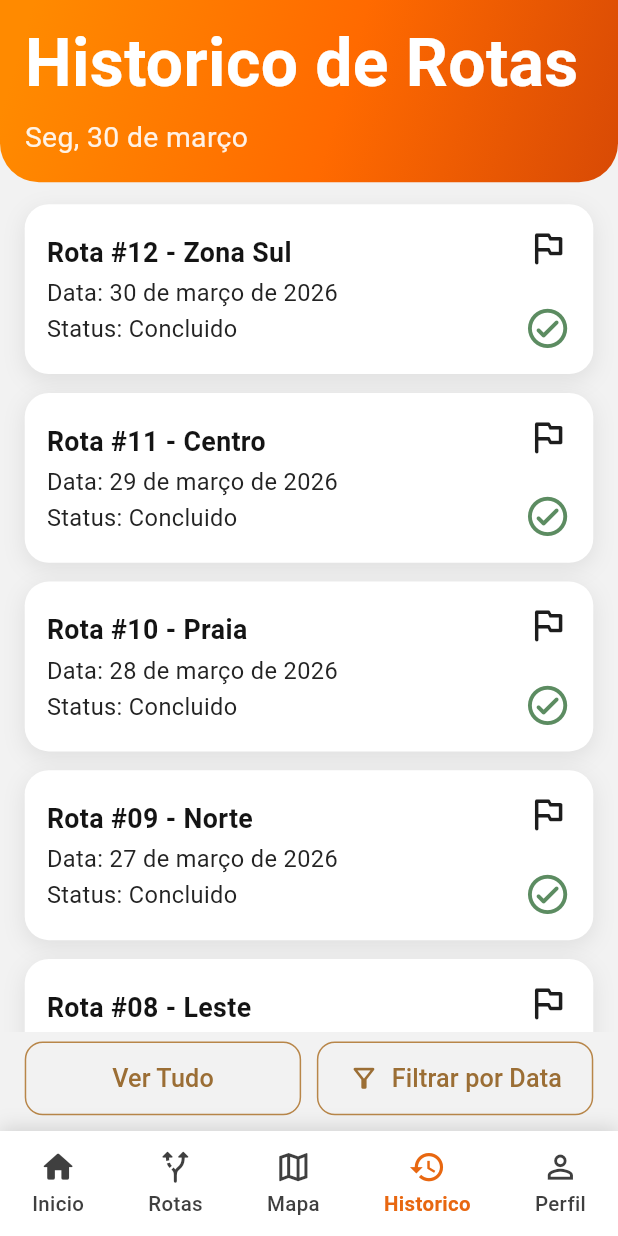
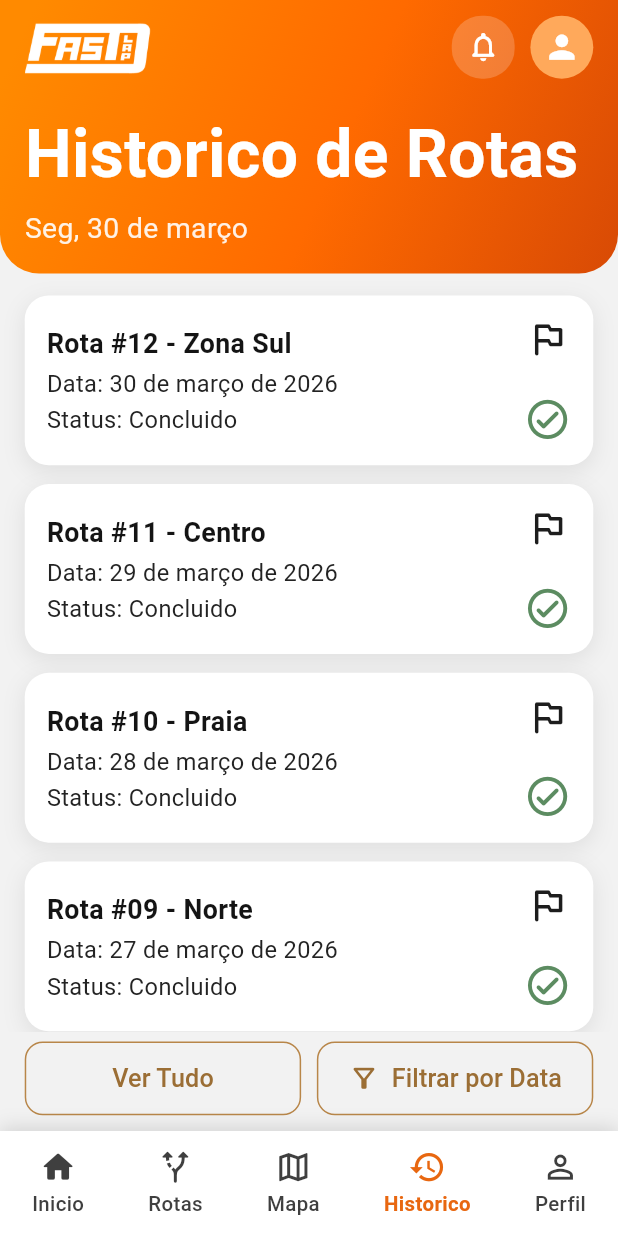
Before and after one commit to Ryyann23/fastlap, a Flutter app: the HistoryPage screen opened directly, on a phone screen of 412 x 824 dp. Run offline on Flutter 3.47's test engine with Material 3 defaults, Android fonts, the phone set to English and light mode, and no system bars; our stand-ins replace flutter_map, font_awesome_flutter, geolocator, latlong2.

Commit message:
Added logo image and update references in login, history, and map pages

```diff
--- a/lib/features/auth/presentation/pages/login_page.dart
+++ b/lib/features/auth/presentation/pages/login_page.dart
@@ -80,7 +80,7 @@ class LoginPage extends StatelessWidget {
                                 SizedBox(
                                   height: 74 * widthScale,
                                   child: Image.asset(
-                                    'src/img/logo.png',
+                                    'src/img/logo.jpg',
                                     fit: BoxFit.contain,
                                   ),
                                 ),
--- a/lib/features/history/presentation/pages/history_page.dart
+++ b/lib/features/history/presentation/pages/history_page.dart
@@ -93,6 +93,39 @@ class _HistoryPageState extends State<HistoryPage> {
               child: Column(
                 crossAxisAlignment: CrossAxisAlignment.start,
                 children: [
+                  Row(
+                    children: [
+                      SizedBox(
+                        height: 34 * scale,
+                        child: Image.asset('src/img/logo.png', fit: BoxFit.contain),
+                      ),
+                      const Spacer(),
+                      Container(
+                        width: 40 * scale,
+                        height: 40 * scale,
+                        decoration: BoxDecoration(
+                          color: Colors.white.withValues(alpha: 0.2),
+                          borderRadius: BorderRadius.circular(20),
+                        ),
+                        child: Icon(
+                          Icons.notifications_none_rounded,
+                          color: Colors.white,
+                          size: 22 * scale,
+                        ),
+                      ),
+                      SizedBox(width: 10 * scale),
+                      CircleAvatar(
+                        radius: 20 * scale,
+                        backgroundColor: const Color(0xFFFFA95B),
+                        child: Icon(
+                          Icons.person,
+                          color: Colors.white,
+                          size: 24 * scale,
+                        ),
+                      ),
+                    ],
+                  ),
+                  SizedBox(height: 18 * scale),
                   Text(
                     'Historico de Rotas',
                     style: TextStyle(
```
Also changed, not shown: lib/features/map/presentation/pages/map_page.dart (+33 -0 lines), src/img/logo.png.
